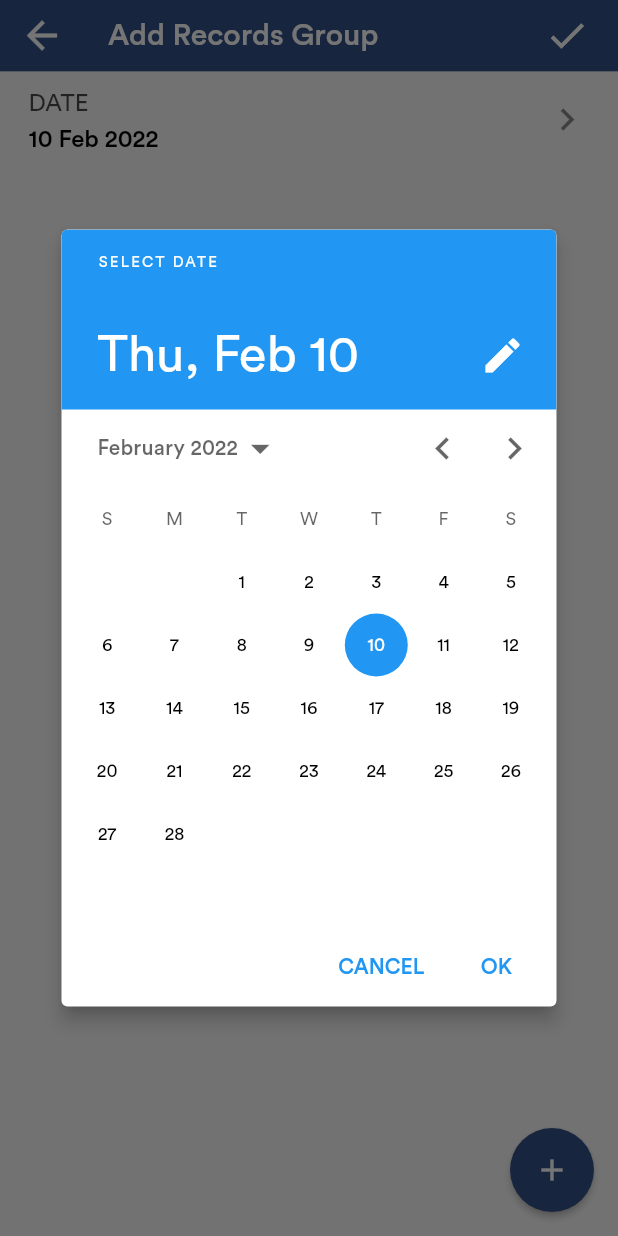
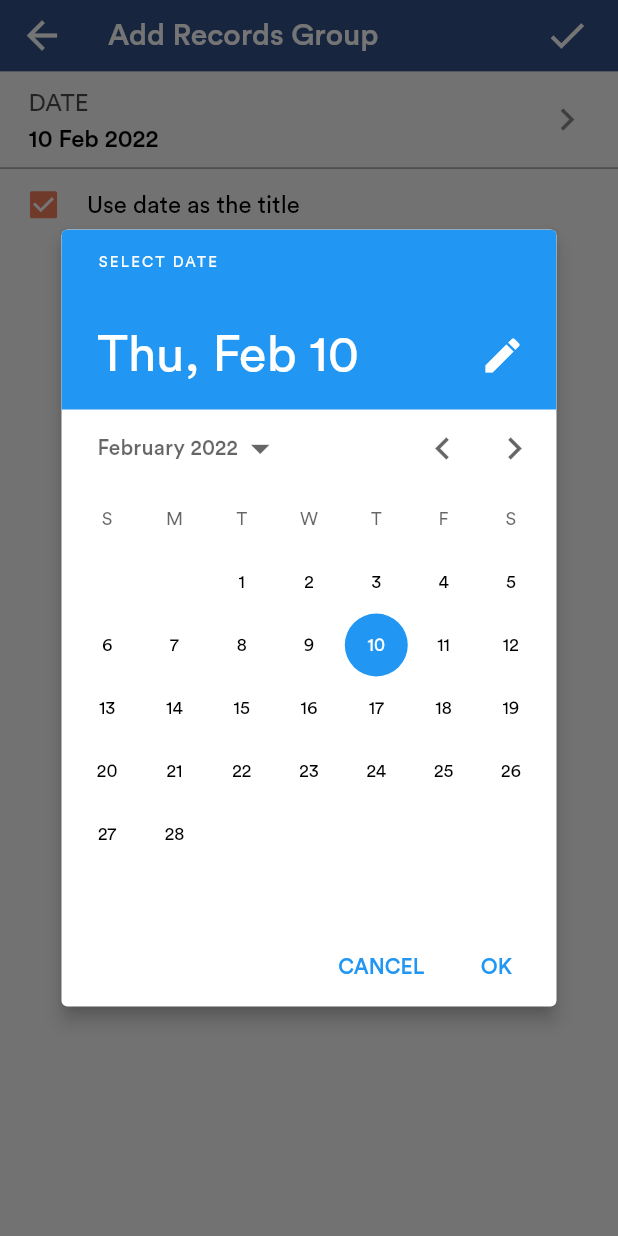
Before and after one commit to bentesha/daftari, a Flutter app: the RecordsGroupPage screen opened directly, after a tap on "DATE", on a phone screen of 412 x 824 dp. Run offline on Flutter 3.47's test engine with Material 2 defaults, Android fonts, the phone set to English and light mode, and no system bars; our stand-ins replace bloc, flutter_bloc, freezed_annotation, hive; accounts and stored records are empty; network calls fail.

Commit message:
implemented groups

```diff
--- a/lib/blocs/groups_page_bloc.dart
+++ b/lib/blocs/groups_page_bloc.dart
@@ -0,0 +1,49 @@
+import '../source.dart';
+
+class GroupPagesBloc extends Cubit<GroupPagesState> {
+  GroupPagesBloc(this.service) : super(GroupPagesState.initial());
+
+  final GroupsService service;
+
+  void updateDate(DateTime date) => _updateAttributes(null, date);
+
+  void updateTitle(String title) => _updateAttributes(title);
+
+  void updateDateAsTitle(bool? isDateAsTitle) =>
+      _updateAttributes('', null, isDateAsTitle);
+
+  void _updateAttributes([String? title, DateTime? date, bool? isDateAsTitle]) {
+    var supp = state.supplements;
+    emit(GroupPagesState.loading(supp));
+    supp = supp.copyWith(
+        title: title ?? supp.title,
+        date: date ?? supp.date,
+        isDateAsTitle: isDateAsTitle ?? supp.isDateAsTitle);
+    emit(GroupPagesState.content(supp));
+  }
+
+  void saveGroup() async {
+    _validate();
+
+    var supp = state.supplements;
+    final hasErrors = InputValidation.checkErrors(supp.errors);
+    if (hasErrors) return;
+
+    final group =
+        Group(date: supp.date, title: supp.title, id: Utils.getRandomId());
+    await service.addGroup(group);
+    emit(GroupPagesState.success(supp));
+  }
+
+  _validate() {
+    var supp = state.supplements;
+    emit(GroupPagesState.loading(supp));
+
+    final errors = <String, String?>{};
+    if (!supp.isDateAsTitle) {
+      errors['title'] = InputValidation.validateText(supp.title, 'Title');
+    }
+    supp = supp.copyWith(errors: errors);
+    emit(GroupPagesState.content(supp));
+  }
+}
--- a/lib/blocs/source.dart
+++ b/lib/blocs/source.dart
@@ -1,4 +1,5 @@
 export 'records_page_bloc.dart';
 export 'item_page_bloc.dart';
+export 'groups_page_bloc.dart';
 
 export 'package:bloc/bloc.dart';
--- a/lib/constants.dart
+++ b/lib/constants.dart
@@ -4,10 +4,11 @@ class Constants {
 
   static const kItemsBox = 'items_box';
   static const kRecordsBox = 'records_box';
+  static const kGroupsBox = 'groups_box';
 
   static const kEmptySalesImage =
-      'https://cdn.iconfinder.com/icons/4681645/5153889/512/raster.png?token=1644487002-mn2B7Z7KYzIjl3XwU9D9hTYQZRMrAZlW%2Bfx1EKwq%2F2s%3D';
+      'https://cdn.iconfinder.com/icons/1490292/1933585/128/raster.png?token=1644494244-toG%2FQInHDjG8qiJKaaex5d3%2BdGt1wl1PQyJ8lefVZMI%3D';
 
   static const kEmptyItemImage =
-      'https://cdn.iconfinder.com/icons/3366024/3830975/512/raster.png?token=1644486764-%2B%2BINvV%2FA%2F5dHHqWSuqTaWxs6LJFsP9qMgAlLafwHxlM%3D';
+      'https://cdn.iconfinder.com/icons/1490259/1933552/128/raster.png?token=1644494244-Zjs4jQDqJ236wJL7WgbW%2F3bHCqe6Ze5etzd3k2wLUnI%3D';
 }
--- a/lib/main.dart
+++ b/lib/main.dart
@@ -9,15 +9,18 @@ void main() async {
   Hive
     ..init(appDirectory.path)
     ..registerAdapter(ItemAdapter())
-    ..registerAdapter(RecordAdapter());
+    ..registerAdapter(RecordAdapter())
+    ..registerAdapter(GroupAdapter());
 
   await Hive.openBox(Constants.kItemsBox);
   await Hive.openBox(Constants.kRecordsBox);
+  await Hive.openBox(Constants.kGroupsBox);
 
   final myApp = MultiProvider(
     providers: [
       Provider<RecordsPageBloc>(
-          create: (_) => RecordsPageBloc(RecordsService(), ItemsService()))
+          create: (_) => RecordsPageBloc(RecordsService(), ItemsService())),
+      Provider<GroupPagesBloc>(create: (_) => GroupPagesBloc(GroupsService()))
     ],
     child: const MyApp(),
   );
--- /dev/null
+++ b/lib/models/group_supplements.dart
@@ -0,0 +1,23 @@
+import '../source.dart';
+
+part 'group_supplements.freezed.dart';
+
+@freezed
+class GroupSupplements with _$GroupSupplements {
+  const factory GroupSupplements({
+    required List<Group> groupList,
+    required DateTime date,
+    required String id,
+    required String title,
+    required Map<String, String?> errors,
+   required bool isDateAsTitle,
+  }) = _GroupPageSupplement;
+
+  factory GroupSupplements.empty() => GroupSupplements(
+      groupList: <Group>[],
+      id: '',
+      date: DateTime.now(),
+      title: '',
+      isDateAsTitle: true,
+      errors: {});
+}
--- a/lib/models/source.dart
+++ b/lib/models/source.dart
@@ -2,6 +2,8 @@ export 'item.dart';
 export 'record.dart';
 export 'records_supplements.dart';
 export 'item_supplements.dart';
+export 'group.dart';
+export 'group_supplements.dart';
 
 export 'package:freezed_annotation/freezed_annotation.dart';
 export 'package:hive/hive.dart';
--- a/lib/pages/records_group_page.dart
+++ b/lib/pages/records_group_page.dart
@@ -11,12 +11,11 @@ class RecordsGroupPage extends StatefulWidget {
 }
 
 class _RecordsGroupPageState extends State<RecordsGroupPage> {
-  late final RecordsPageBloc bloc;
+  late final GroupPagesBloc bloc;
 
   @override
   void initState() {
-    bloc = Provider.of<RecordsPageBloc>(context, listen: false);
-    bloc.initGroupRecords();
+    bloc = Provider.of<GroupPagesBloc>(context, listen: false);
     super.initState();
   }
 
@@ -25,67 +24,78 @@ class _RecordsGroupPageState extends State<RecordsGroupPage> {
     return Scaffold(
       appBar: const PageAppBar(title: 'Add Records Group'),
       body: _buildBody(),
-      floatingActionButton: _buildAddItemButton(),
     );
   }
 
   _buildBody() {
-    return BlocConsumer<RecordsPageBloc, RecordsPageState>(
+    return BlocConsumer<GroupPagesBloc, GroupPagesState>(
         bloc: bloc,
         builder: (_, state) {
           return state.when(
               loading: _buildLoading,
               content: _buildContent,
-              success: (s, _) => _buildContent(s));
+              success: _buildContent);
         },
-        listener: (_, state) {});
+        listener: (_, state) {
+          final isSuccessful =
+              state.maybeWhen(success: (_) => true, orElse: () => false);
+
+          if (isSuccessful) Navigator.pop(context);
+        });
   }
 
-  Widget _buildLoading(RecordsSupplements supp) {
+  Widget _buildLoading(GroupSupplements supp) {
     return const Center(
       child: CircularProgressIndicator(),
     );
   }
 
-  Widget _buildContent(RecordsSupplements supp) {
+  Widget _buildContent(GroupSupplements supp) {
     return Column(
       children: [
-        ValueSelector(
-            title: 'Date',
-            value: DateFormatter.convertToDMY(supp.date),
-            onPressed: () => _showDatePicker(supp.date),
-            errors: const {},
-            isEditable: true,
-            errorName: 'date')
+        DateSelector(
+          title: 'Date',
+          onDateSelected: bloc.updateDate,
+          date: supp.date,
+          isEditable: true,
+        ),
+        const AppDivider(margin: EdgeInsets.zero),
+        _buildGroupTitle(supp),
       ],
     );
   }
 
-  _buildAddItemButton() {
-    return FloatingActionButton(
-      onPressed: !bloc.hasItems
-          ? () => _showEmptyItemsDialog()
-          : () => Navigator.push(context,
-              MaterialPageRoute(builder: (_) => const RecordsGroupPage())),
-      child: const Icon(Icons.add, color: AppColors.onPrimary),
+  _buildGroupTitle(GroupSupplements supp) {
+    return Column(
+      crossAxisAlignment: CrossAxisAlignment.start,
+      children: [
+        _buildCheckBox(supp),
+        supp.isDateAsTitle
+            ? Container()
+            : AppTextField(
+                errors: supp.errors,
+                text: supp.title,
+                onChanged: bloc.updateTitle,
+                hintText: '',
+                keyboardType: TextInputType.name,
+                textCapitalization: TextCapitalization.words,
+                label: 'Group Title',
+                errorName: 'title'),
+      ],
     );
   }
 
-  _showEmptyItemsDialog() {
-    showDialog(
-        context: context,
-        builder: (_) {
-          return const EmptyItemDialog();
-        });
-  }
-
-  _showDatePicker(DateTime date) async {
-    final selectedDate = await showDatePicker(
-        context: context,
-        initialDate: date,
-        firstDate: DateTime(2022),
-        lastDate: DateTime(2030));
-
-    if (selectedDate != null) bloc.updateDate(selectedDate);
+  _buildCheckBox(GroupSupplements supp) {
+    return Padding(
+      padding: EdgeInsets.symmetric(horizontal: 5.dw),
+      child: Row(
+        children: [
+          Checkbox(
+              value: supp.isDateAsTitle, onChanged: bloc.updateDateAsTitle),
+          SizedBox(width: 5.dw),
+          const AppText('Use date as the title'),
+        ],
+      ),
+    );
   }
 }
--- /dev/null
+++ b/lib/services/groups_service.dart
@@ -0,0 +1,18 @@
+import '../source.dart';
+
+class GroupsService {
+  final _box = Hive.box(Constants.kGroupsBox);
+  var _groupList = <Group>[];
+
+  List<Group> getAll() {
+    _groupList = _box.values.toList() as List<Group>;
+    return _groupList;
+  }
+
+  Group getById(String id) => _box.get(id);
+
+  Future<void> addGroup(Group group) async {
+    await _box.put(group.id, group);
+    _groupList.add(group);
+  }
+}
--- a/lib/services/source.dart
+++ b/lib/services/source.dart
@@ -2,3 +2,4 @@ export 'package:hive/hive.dart';
 
 export 'items_service.dart';
 export 'records_service.dart';
+export 'groups_service.dart';
--- /dev/null
+++ b/lib/states/group_pages_state.dart
@@ -0,0 +1,12 @@
+import '../source.dart';
+
+part 'group_pages_state.freezed.dart';
+
+@freezed
+class GroupPagesState with _$GroupPagesState {
+  const factory GroupPagesState.loading(GroupSupplements supplements) = _Loading;
+  const factory GroupPagesState.content(GroupSupplements supplements) = _Content;
+  const factory GroupPagesState.success(GroupSupplements supplements) = _Success;
+
+  factory GroupPagesState.initial() => GroupPagesState.content(GroupSupplements.empty());
+}
--- a/lib/states/source.dart
+++ b/lib/states/source.dart
@@ -1,2 +1,3 @@
 export 'records_page_state.dart';
 export 'item_page_state.dart';
+export 'group_pages_state.dart';
--- a/lib/themes/theme_data.dart
+++ b/lib/themes/theme_data.dart
@@ -27,6 +27,8 @@ class AppTheme {
                 fontWeight: FontWeight.w500)),
         progressIndicatorTheme: const ProgressIndicatorThemeData(
             color: AppColors.primary, circularTrackColor: AppColors.onPrimary),
+        checkboxTheme: CheckboxThemeData(
+            fillColor: MaterialStateProperty.resolveWith(getCheckBoxColor)),
         dialogTheme: const DialogTheme(
           backgroundColor: AppColors.onSecondary,
           elevation: 5,
@@ -41,4 +43,9 @@ class AppTheme {
             contentPadding: EdgeInsets.zero,
             minVerticalPadding: 0));
   }
+
+  static Color getCheckBoxColor(Set<MaterialState> state) {
+    if (state.contains(MaterialState.selected)) return AppColors.accent;
+    return AppColors.onBackground2;
+  }
 }
--- /dev/null
+++ b/lib/widgets/date_selector.dart
@@ -0,0 +1,57 @@
+import '../source.dart';
+
+class DateSelector extends StatefulWidget {
+  const DateSelector({
+    Key? key,
+    required this.title,
+    required this.onDateSelected,
+    required this.isEditable,
+    required this.date,
+  }) : super(key: key);
+
+  final String title;
+  final void Function(DateTime) onDateSelected;
+  final bool isEditable;
+  final DateTime date;
+
+  @override
+  State<DateSelector> createState() => _DateSelectorState();
+}
+
+class _DateSelectorState extends State<DateSelector> {
+  @override
+  Widget build(BuildContext context) {
+    final date = DateFormatter.convertToDMY(widget.date);
+
+    return Column(
+      crossAxisAlignment: CrossAxisAlignment.start,
+      children: [
+        AppTextButton(
+          onPressed: widget.isEditable ? _showDatePicker : () {},
+          isFilled: false,
+          padding: EdgeInsets.symmetric(horizontal: 19.dw),
+          child: ListTile(
+            title: AppText(widget.title.toUpperCase(), opacity: .7),
+            subtitle: Padding(
+              padding: EdgeInsets.only(top: 5.dh),
+              child: AppText(date, weight: FontWeight.w500),
+            ),
+            trailing: widget.isEditable
+                ? const Icon(Icons.chevron_right)
+                : Container(width: .1),
+          ),
+        ),
+      ],
+    );
+  }
+
+  _showDatePicker() async {
+    final selectedDate = await showDatePicker(
+        context: context,
+        initialDate: widget.date,
+        firstDate: DateTime(2022),
+        lastDate: DateTime(2030));
+
+    if (selectedDate != null) widget.onDateSelected(selectedDate);
+  }
+}
--- a/lib/widgets/source.dart
+++ b/lib/widgets/source.dart
@@ -21,3 +21,4 @@ export 'record_dialog.dart';
 export 'page_app_bar.dart';
 export 'value_selector.dart';
 export 'day_record_tile.dart';
+export 'date_selector.dart';
```
Also changed, not shown: lib/models/group_supplements.freezed.dart (added), lib/states/group_pages_state.freezed.dart (added).
